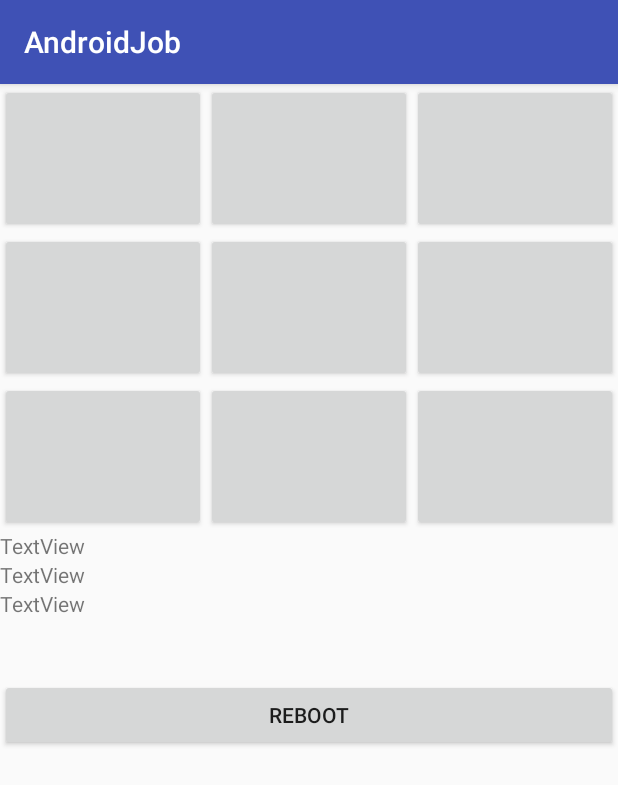
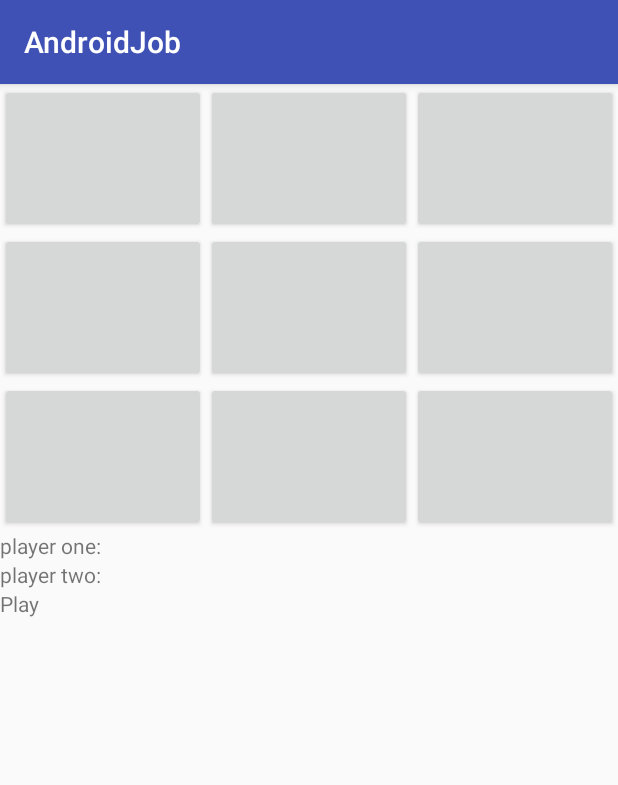
Before and after one commit to Corneyeski/PracticaAndroid, an Android app: the TikTakToeActivity screen opened directly, with no data from a screen before it, on a phone screen of 412 x 824 dp. Shown: the top 785 px of the screen. Run offline under Robolectric (Android 15) with nearby library versions, the phone set to English and light mode, and no system bars.

Commit message:
casi acabado

```diff
--- a/app/src/main/java/com/alanv/practicaandroid/TikTakToeActivity.java
+++ b/app/src/main/java/com/alanv/practicaandroid/TikTakToeActivity.java
@@ -4,6 +4,7 @@ import android.support.v7.app.AppCompatActivity;
 import android.os.Bundle;
 import android.view.View;
 import android.widget.Button;
+import android.widget.TextView;
 
 import java.util.ArrayList;
 import java.util.List;
@@ -15,10 +16,25 @@ import java.util.List;
     boolean who = false;
     int count;
 
+    int pPlayerOne;
+    int pPlayerTwo;
+
+    TextView gameOver;
+    Button reboot;
+
     @Override
     protected void onCreate(Bundle savedInstanceState) {
         super.onCreate(savedInstanceState);
         setContentView(R.layout.activity_tik_tak_toe);
+        gameOver = (TextView) findViewById(R.id.gameOver);
+        reboot = (Button) findViewById(R.id.reboot);
+
+        reboot.setOnClickListener(new View.OnClickListener() {
+            @Override
+            public void onClick(View view) {
+                restart();
+            }
+        });
     }
 
     public void xOrO(View view){
@@ -42,11 +58,25 @@ import java.util.List;
         }
     }
 
-    private void restart(){
+    private void end(){
+        gameOver.setVisibility(View.VISIBLE);
+        reboot.setVisibility(View.VISIBLE);
+
+
+    }
+
+    public void restart(){
         for(Button b : buttons){
             b.setText("");
         }
         buttons.removeAll(buttons);
         count = 0;
+
+        gameOver.setVisibility(View.INVISIBLE);
+        reboot.setVisibility(View.INVISIBLE);
+    }
+
+    public void check(){
+
     }
 }
--- a/app/src/main/res/layout/activity_tik_tak_toe.xml
+++ b/app/src/main/res/layout/activity_tik_tak_toe.xml
@@ -98,25 +98,25 @@
             android:orientation="vertical">
 
             <TextView
-                android:id="@+id/textView4"
+                android:id="@+id/playerOne"
                 android:layout_width="match_parent"
                 android:layout_height="wrap_content"
-                android:text="TextView" />
+                android:text="@string/playerOne" />
 
             <TextView
-                android:id="@+id/textView"
+                android:id="@+id/playerTwo"
                 android:layout_width="match_parent"
                 android:layout_height="wrap_content"
-                android:text="TextView" />
+                android:text="@string/playerTwo" />
 
             <TextView
-                android:id="@+id/textView2"
+                android:id="@+id/who"
                 android:layout_width="match_parent"
                 android:layout_height="wrap_content"
-                android:text="TextView" />
+                android:text="@string/play" />
 
             <TextView
-                android:id="@+id/textView3"
+                android:id="@+id/gameOver"
                 android:layout_width="match_parent"
                 android:layout_height="wrap_content"
                 android:gravity="center_horizontal"
@@ -126,10 +126,11 @@
                 android:visibility="invisible" />
 
             <Button
-                android:id="@+id/button"
+                android:id="@+id/reboot"
                 android:layout_width="match_parent"
                 android:layout_height="wrap_content"
-                android:text="@string/reboot" />
+                android:text="@string/reboot"
+                android:visibility="invisible" />
         </LinearLayout>
 
     </LinearLayout>
--- a/app/src/main/res/values/strings.xml
+++ b/app/src/main/res/values/strings.xml
@@ -2,6 +2,8 @@
     <string name="app_name">AndroidJob</string>
     <string name="name">name:</string>
     <string name="play">Play</string>
+    <string name="playerOne">player one:</string>
+    <string name="playerTwo">player two:</string>
     <string name="ranking">ranking</string>
     <string name="settings">settings</string>
     <string name="about">about</string>
```
Also changed, not shown: 2 other files.
